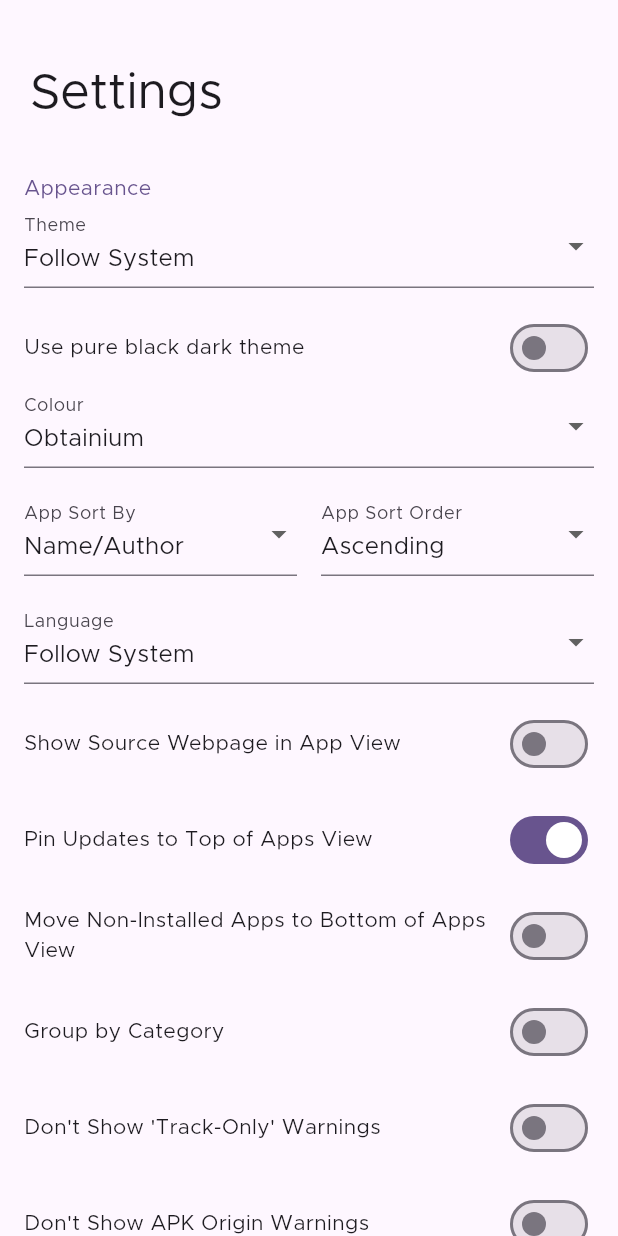
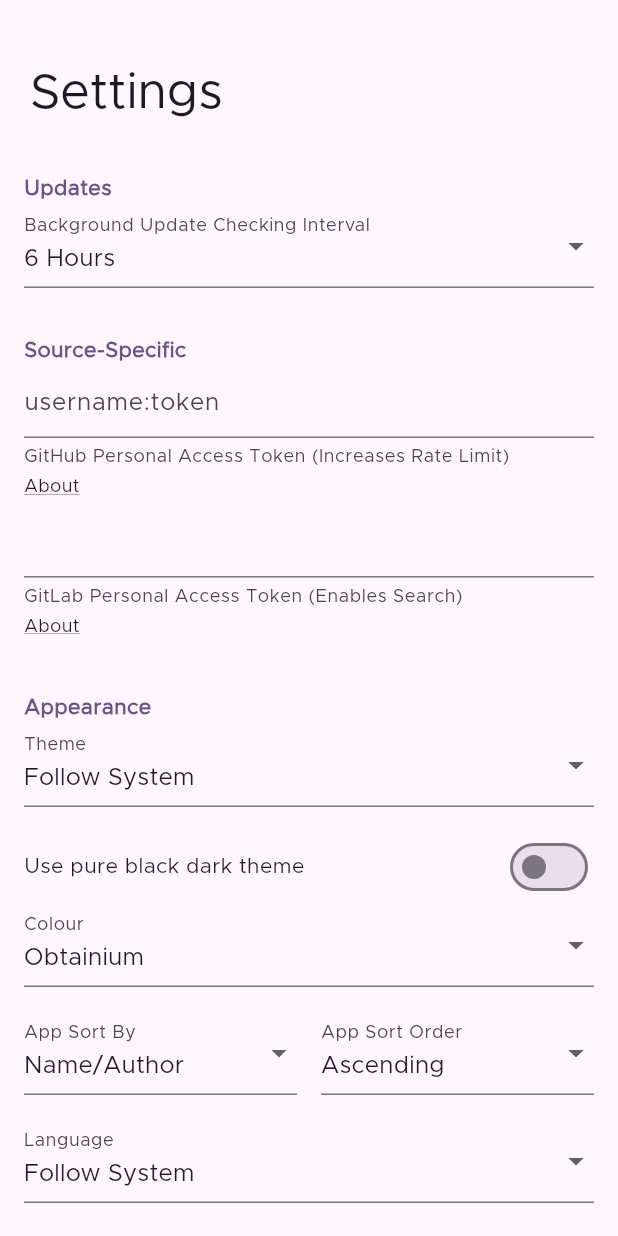
Before and after one commit to ownerroc/ObtainRoc, a Flutter app: the SettingsPage screen opened directly, on a phone screen of 412 x 824 dp. Run offline on Flutter 3.47's test engine with Material 2 defaults, Android fonts, the phone set to English and light mode, and no system bars; drawn by our look-alikes of dynamic_color; our stand-ins replace device_info_plus, easy_localization, file_picker, flutter_local_notifications, flutter_markdown, fluttertoast and 5 more; missing offline and left inert: android_alarm_manager_plus, android_intent_plus, android_package_installer, flutter_fgbg, installed_apps, markdown and 1 more; accounts and stored records are empty.

Commit message:
GitLab search (#422) + better settings UI

```diff
--- a/assets/translations/de.json
+++ b/assets/translations/de.json
@@ -20,7 +20,6 @@
     "githubPATLabel": "GitHub Personal Access Token (Erhöht das Ratenlimit)",
     "githubPATHint": "PAT muss in diesem Format sein: Benutzername:Token",
     "githubPATFormat": "Benutzername:Token",
-    "githubPATLinkText": "Über GitHub PATs",
     "includePrereleases": "Vorabversionen einbeziehen",
     "fallbackToOlderReleases": "Fallback auf ältere Versionen",
     "filterReleaseTitlesByRegEx": "Release-Titel nach regulärem Ausdruck\nfiltern",
@@ -229,6 +228,9 @@
     "dontShowTrackOnlyWarnings": "Warnung für 'Nur Nachverfolgen' nicht anzeigen",
     "dontShowAPKOriginWarnings": "Warnung für APK-Herkunft nicht anzeigen",
     "moveNonInstalledAppsToBottom": "Move Non-Installed Apps to Bottom of Apps View",
+    "gitlabPATLabel": "GitLab Personal Access Token (Enables Search)",
+    "about": "About",
+    "requiresCredentialsInSettings": "This needs additional credentials (in Settings)",
     "removeAppQuestion": {
         "one": "App entfernen?",
         "other": "Apps entfernen?"
--- a/assets/translations/en.json
+++ b/assets/translations/en.json
@@ -20,7 +20,6 @@
     "githubPATLabel": "GitHub Personal Access Token (Increases Rate Limit)",
     "githubPATHint": "PAT must be in this format: username:token",
     "githubPATFormat": "username:token",
-    "githubPATLinkText": "About GitHub PATs",
     "includePrereleases": "Include prereleases",
     "fallbackToOlderReleases": "Fallback to older releases",
     "filterReleaseTitlesByRegEx": "Filter Release Titles by Regular Expression",
@@ -229,6 +228,9 @@
     "dontShowTrackOnlyWarnings": "Don't Show 'Track-Only' Warnings",
     "dontShowAPKOriginWarnings": "Don't Show APK Origin Warnings",
     "moveNonInstalledAppsToBottom": "Move Non-Installed Apps to Bottom of Apps View",
+    "gitlabPATLabel": "GitLab Personal Access Token (Enables Search)",
+    "about": "About",
+    "requiresCredentialsInSettings": "This needs additional credentials (in Settings)",
     "removeAppQuestion": {
         "one": "Remove App?",
         "other": "Remove Apps?"
--- a/assets/translations/es.json
+++ b/assets/translations/es.json
@@ -20,7 +20,6 @@
     "githubPATLabel": "Token de Acceso Personal de GitHub (Reduce tiempos de espera)",
     "githubPATHint": "El TAP debe tener este formato: nombre_de_usuario:token",
     "githubPATFormat": "nombre_de_usuario:token",
-    "githubPATLinkText": "Sobre los TAP de GitHub",
     "includePrereleases": "Incluir versiones preliminares",
     "fallbackToOlderReleases": "Retorceder a versiones previas",
     "filterReleaseTitlesByRegEx": "Filtra Títulos de Versiones mediantes Expresiones Regulares",
@@ -229,6 +228,9 @@
     "dontShowTrackOnlyWarnings": "No mostrar avisos de 'Solo Seguimiento'",
     "dontShowAPKOriginWarnings": "No mostrar avisos de las fuentes de las APks",
     "moveNonInstalledAppsToBottom": "Move Non-Installed Apps to Bottom of Apps View",
+    "gitlabPATLabel": "GitLab Personal Access Token (Enables Search)",
+    "about": "About",
+    "requiresCredentialsInSettings": "This needs additional credentials (in Settings)",
     "removeAppQuestion": {
         "one": "¿Eliminar Aplicación?",
         "other": "¿Eliminar Aplicaciones?"
--- a/assets/translations/fa.json
+++ b/assets/translations/fa.json
@@ -20,7 +20,6 @@
     "githubPATLabel": "توکن دسترسی شخصی گیت هاب(محدودیت نرخ را افزایش میدهد)",
     "githubPATHint": "PAT باید در این قالب باشد: username:token",
     "githubPATFormat": "username:token",
-    "githubPATLinkText": "درباره گیتهاب PATs",
     "includePrereleases": "شامل نسخه های اولیه",
     "fallbackToOlderReleases": "بازگشت به نسخه های قدیمی تر",
     "filterReleaseTitlesByRegEx": "عناوین انتشار را با بیان منظم فیلتر کنید",
@@ -229,6 +228,9 @@
     "dontShowTrackOnlyWarnings": "هشدار 'فقط ردیابی' را نشان ندهید",
     "dontShowAPKOriginWarnings": "هشدارهای منبع APK را نشان ندهید",
     "moveNonInstalledAppsToBottom": "Move Non-Installed Apps to Bottom of Apps View",
+    "gitlabPATLabel": "GitLab Personal Access Token (Enables Search)",
+    "about": "About",
+    "requiresCredentialsInSettings": "This needs additional credentials (in Settings)",
     "removeAppQuestion": {
         "one": "برنامه حذف شود؟",
         "other": "برنامه ها حذف شوند؟"
--- a/assets/translations/fr.json
+++ b/assets/translations/fr.json
@@ -20,7 +20,6 @@
     "githubPATLabel": "Jeton d'Accès Personnel GitHub (Augmente la limite de débit)",
     "githubPATHint": "Le JAP doit être dans ce format : username:token",
     "githubPATFormat": "username:token",
-    "githubPATLinkText": "À propos des JAP GitHub",
     "includePrereleases": "Inclure les avant-premières",
     "fallbackToOlderReleases": "Retour aux anciennes versions",
     "filterReleaseTitlesByRegEx": "Filtrer les titres de version par expression régulière",
@@ -229,6 +228,9 @@
     "dontShowTrackOnlyWarnings": "Don't Show the 'Track-Only' Warning",
     "dontShowAPKOriginWarnings": "Don't Show APK Origin Warnings",
     "moveNonInstalledAppsToBottom": "Move Non-Installed Apps to Bottom of Apps View",
+    "gitlabPATLabel": "GitLab Personal Access Token (Enables Search)",
+    "about": "About",
+    "requiresCredentialsInSettings": "This needs additional credentials (in Settings)",
     "removeAppQuestion": {
         "one": "Supprimer l'application ?",
         "other": "Supprimer les applications ?"
--- a/assets/translations/hu.json
+++ b/assets/translations/hu.json
@@ -20,7 +20,6 @@
     "githubPATLabel": "GitHub személyes hozzáférési token (megnöveli a díjkorlátot)",
     "githubPATHint": "A PAT-nak a következő formátumban kell lennie: felhasználónév:token",
     "githubPATFormat": "felhasználónév:token",
-    "githubPATLinkText": "A GitHub PAT-okról",
     "includePrereleases": "Tartalmazza az előzetes kiadásokat",
     "fallbackToOlderReleases": "Visszatérés a régebbi kiadásokhoz",
     "filterReleaseTitlesByRegEx": "A kiadás címeinek szűrése reguláris kifejezéssel",
@@ -228,6 +227,9 @@
     "dontShowTrackOnlyWarnings": "Ne jelenítsen meg 'Csak nyomon követés' figyelmeztetést",
     "dontShowAPKOriginWarnings": "Ne jelenítsen meg az APK eredetére vonatkozó figyelmeztetéseket",
     "moveNonInstalledAppsToBottom": "Move Non-Installed Apps to Bottom of Apps View",
+    "gitlabPATLabel": "GitLab Personal Access Token (Enables Search)",
+    "about": "About",
+    "requiresCredentialsInSettings": "This needs additional credentials (in Settings)",
     "removeAppQuestion": {
         "one": "Eltávolítja az alkalmazást?",
         "other": "Eltávolítja az alkalmazást?"
--- a/assets/translations/it.json
+++ b/assets/translations/it.json
@@ -20,7 +20,6 @@
     "githubPATLabel": "GitHub Personal Access Token (diminuisce limite di traffico)",
     "githubPATHint": "PAT deve seguire questo formato: username:token",
     "githubPATFormat": "username:token",
-    "githubPATLinkText": "Informazioni su GitHub PAT",
     "includePrereleases": "Includi prerelease",
     "fallbackToOlderReleases": "Ripiega su release precedenti",
     "filterReleaseTitlesByRegEx": "Filtra release con espressioni regolari",
@@ -229,6 +228,9 @@
     "dontShowTrackOnlyWarnings": "Don't Show the 'Track-Only' Warning",
     "dontShowAPKOriginWarnings": "Don't Show APK Origin Warnings",
     "moveNonInstalledAppsToBottom": "Move Non-Installed Apps to Bottom of Apps View",
+    "gitlabPATLabel": "GitLab Personal Access Token (Enables Search)",
+    "about": "About",
+    "requiresCredentialsInSettings": "This needs additional credentials (in Settings)",
     "removeAppQuestion": {
         "one": "Rimuovere l'App?",
         "other": "Rimuovere le App?"
--- a/assets/translations/ja.json
+++ b/assets/translations/ja.json
@@ -20,7 +20,6 @@
     "githubPATLabel": "GitHub パーソナルアクセストークン (レート制限の引き上げ)",
     "githubPATHint": "PATは次の形式でなければなりません: ユーザー名:トークン",
     "githubPATFormat": "ユーザー名:トークン",
-    "githubPATLinkText": "GitHub PATsについて",
     "includePrereleases": "プレリリースを含む",
     "fallbackToOlderReleases": "旧リリースへのフォールバック",
     "filterReleaseTitlesByRegEx": "正規表現でリリースタイトルを絞り込む",
@@ -229,6 +228,9 @@
     "dontShowTrackOnlyWarnings": "「追跡のみ」の警告を表示しない",
     "dontShowAPKOriginWarnings": "APK Originの警告を表示しない",
     "moveNonInstalledAppsToBottom": "Move Non-Installed Apps to Bottom of Apps View",
+    "gitlabPATLabel": "GitLab Personal Access Token (Enables Search)",
+    "about": "About",
+    "requiresCredentialsInSettings": "This needs additional credentials (in Settings)",
     "removeAppQuestion": {
         "one": "アプリを削除しますか？",
         "other": "アプリを削除しますか？"
--- a/assets/translations/zh.json
+++ b/assets/translations/zh.json
@@ -20,7 +20,6 @@
     "githubPATLabel": "GitHub 个人访问令牌（提升 API 请求限额）",
     "githubPATHint": "个人访问令牌必须为“username:token”的格式",
     "githubPATFormat": "username:token",
-    "githubPATLinkText": "关于 GitHub 个人访问令牌",
     "includePrereleases": "包含预发行版",
     "fallbackToOlderReleases": "将旧发行版作为备选",
     "filterReleaseTitlesByRegEx": "使用正则表达式筛选发行标题",
@@ -229,6 +228,9 @@
     "dontShowTrackOnlyWarnings": "Don't Show the 'Track-Only' Warning",
     "dontShowAPKOriginWarnings": "Don't Show APK Origin Warnings",
     "moveNonInstalledAppsToBottom": "Move Non-Installed Apps to Bottom of Apps View",
+    "gitlabPATLabel": "GitLab Personal Access Token (Enables Search)",
+    "about": "About",
+    "requiresCredentialsInSettings": "This needs additional credentials (in Settings)",
     "removeAppQuestion": {
         "one": "是否删除应用？",
         "other": "是否删除应用？"
--- a/lib/app_sources/fdroid.dart
+++ b/lib/app_sources/fdroid.dart
@@ -73,7 +73,8 @@ class FDroid extends AppSource {
 
   @override
   Future<Map<String, List<String>>> search(String query) async {
-    Response res = await sourceRequest('https://search.$host/?q=$query');
+    Response res = await sourceRequest(
+        'https://search.$host/?q=${Uri.encodeQueryComponent(query)}');
     if (res.statusCode == 200) {
       Map<String, List<String>> urlsWithDescriptions = {};
       parse(res.body).querySelectorAll('.package-header').forEach((e) {
--- a/lib/app_sources/github.dart
+++ b/lib/app_sources/github.dart
@@ -35,7 +35,7 @@ class GitHub extends AppSource {
           hint: tr('githubPATFormat'),
           belowWidgets: [
             const SizedBox(
-              height: 8,
+              height: 4,
             ),
             GestureDetector(
                 onTap: () {
@@ -44,10 +44,13 @@ class GitHub extends AppSource {
                       mode: LaunchMode.externalApplication);
                 },
                 child: Text(
-                  tr('githubPATLinkText'),
+                  tr('about'),
                   style: const TextStyle(
                       decoration: TextDecoration.underline, fontSize: 12),
-                ))
+                )),
+            const SizedBox(
+              height: 4,
+            ),
           ])
     ];
 
--- a/lib/app_sources/gitlab.dart
+++ b/lib/app_sources/gitlab.dart
@@ -1,15 +1,47 @@
+import 'dart:convert';
+
+import 'package:flutter/material.dart';
 import 'package:html/parser.dart';
 import 'package:http/http.dart';
 import 'package:obtainium/app_sources/github.dart';
 import 'package:obtainium/custom_errors.dart';
+import 'package:obtainium/providers/settings_provider.dart';
 import 'package:obtainium/providers/source_provider.dart';
 import 'package:obtainium/components/generated_form.dart';
 import 'package:easy_localization/easy_localization.dart';
+import 'package:url_launcher/url_launcher_string.dart';
 
 class GitLab extends AppSource {
   GitLab() {
     host = 'gitlab.com';
     overrideEligible = true;
+    canSearch = true;
+
+    additionalSourceSpecificSettingFormItems = [
+      GeneratedFormTextField('gitlab-creds',
+          label: tr('gitlabPATLabel'),
+          password: true,
+          required: false,
+          belowWidgets: [
+            const SizedBox(
+              height: 4,
+            ),
+            GestureDetector(
+                onTap: () {
+                  launchUrlString(
+                      'https://docs.gitlab.com/ee/user/profile/personal_access_tokens.html#create-a-personal-access-token',
+                      mode: LaunchMode.externalApplication);
+                },
+                child: Text(
+                  tr('about'),
+                  style: const TextStyle(
+                      decoration: TextDecoration.underline, fontSize: 12),
+                )),
+            const SizedBox(
+              height: 4,
+            )
+          ])
+    ];
 
     additionalSourceAppSpecificSettingFormItems = [
       [
@@ -27,6 +59,37 @@ class GitLab extends AppSource {
       throw InvalidURLError(name);
     }
     return url.substring(0, match.end);
+  }
+
+  Future<String?> getPATIfAny() async {
+    SettingsProvider settingsProvider = SettingsProvider();
+    await settingsProvider.initializeSettings();
+    String? creds = settingsProvider
+        .getSettingString(additionalSourceSpecificSettingFormItems[0].key);
+    return creds != null && creds.isNotEmpty ? creds : null;
+  }
+
+  @override
+  Future<Map<String, List<String>>> search(String query) async {
+    String? PAT = await getPATIfAny();
+    if (PAT == null) {
+      throw CredsNeededError(name);
+    }
+    var url =
+        'https://$host/api/v4/search?private_token=$PAT&scope=projects&search=${Uri.encodeQueryComponent(query)}';
+    var res = await sourceRequest(url);
+    if (res.statusCode != 200) {
+      throw getObtainiumHttpError(res);
+    }
+    var json = jsonDecode(res.body) as List<dynamic>;
+    Map<String, List<String>> results = {};
+    json.forEach((element) {
+      results['https://$host/${element['path_with_namespace']}'] = [
+        element['name_with_namespace'],
+        element['description'] ?? tr('noDescription')
+      ];
+    });
+    return results;
   }
 
   @override
--- a/lib/custom_errors.dart
+++ b/lib/custom_errors.dart
@@ -23,6 +23,11 @@ class RateLimitError extends ObtainiumError {
 class InvalidURLError extends ObtainiumError {
   InvalidURLError(String sourceName)
       : super(tr('invalidURLForSource', args: [sourceName]));
+}
+
+class CredsNeededError extends ObtainiumError {
+  CredsNeededError(String sourceName)
+      : super(tr('requiresCredentialsInSettings', args: [sourceName]));
 }
 
 class NoReleasesError extends ObtainiumError {
--- a/lib/pages/settings.dart
+++ b/lib/pages/settings.dart
@@ -205,6 +205,10 @@ class _SettingsPageState extends State<SettingsPage> {
       height: 16,
     );
 
+    const height32 = SizedBox(
+      height: 32,
+    );
+
     return Scaffold(
         backgroundColor: Theme.of(context).colorScheme.surface,
         body: CustomScrollView(slivers: <Widget>[
@@ -218,8 +222,25 @@ class _SettingsPageState extends State<SettingsPage> {
                           crossAxisAlignment: CrossAxisAlignment.start,
                           children: [
                             Text(
+                              tr('updates'),
+                              style: TextStyle(
+                                  fontWeight: FontWeight.bold,
+                                  color: Theme.of(context).colorScheme.primary),
+                            ),
+                            intervalDropdown,
+                            height32,
+                            Text(
+                              tr('sourceSpecific'),
+                              style: TextStyle(
+                                  fontWeight: FontWeight.bold,
+                                  color: Theme.of(context).colorScheme.primary),
+                            ),
+                            ...sourceSpecificFields,
+                            height32,
+                            Text(
                               tr('appearance'),
                               style: TextStyle(
+                                  fontWeight: FontWeight.bold,
                                   color: Theme.of(context).colorScheme.primary),
                             ),
                             themeDropdown,
@@ -332,31 +353,11 @@ class _SettingsPageState extends State<SettingsPage> {
                                     })
                               ],
                             ),
-                            const Divider(
-                              height: 16,
-                            ),
-                            height16,
-                            Text(
-                              tr('updates'),
-                              style: TextStyle(
-                                  color: Theme.of(context).colorScheme.primary),
-                            ),
-                            intervalDropdown,
-                            const Divider(
-                              height: 48,
-                            ),
-                            Text(
-                              tr('sourceSpecific'),
-                              style: TextStyle(
-                                  color: Theme.of(context).colorScheme.primary),
-                            ),
-                            ...sourceSpecificFields,
-                            const Divider(
-                              height: 48,
-                            ),
+                            height32,
                             Text(
                               tr('categories'),
                               style: TextStyle(
+                                  fontWeight: FontWeight.bold,
                                   color: Theme.of(context).colorScheme.primary),
                             ),
                             height16,
```
Also changed, not shown: lib/pages/add_app.dart (+12 -3 lines).
